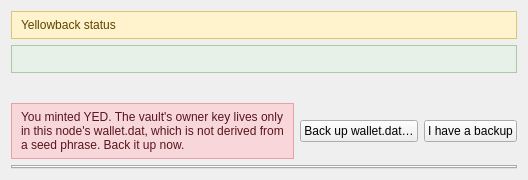
First picture: the form in src/yellowbacktab.ui, repository boyfromcave/yecwallet-dd, before the edit.
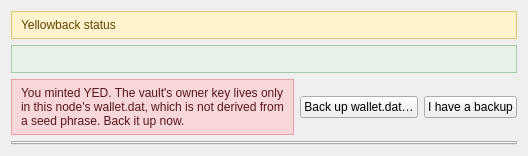
Second picture: the form after the edit.

Commit message: Yellowback tab layout: warnings only above the pages, a scrolling Overview, the trust statement behind an info button; About credits

Patch:
```diff
--- a/src/yellowbacktab.ui
+++ b/src/yellowbacktab.ui
@@ -19,14 +19,6 @@
      <property name="textInteractionFlags"><set>Qt::TextSelectableByMouse</set></property>
     </widget>
    </item>
-   <item>
-    <widget class="QLabel" name="lblNotes">
-     <property name="wordWrap"><bool>true</bool></property>
-     <property name="styleSheet"><string notr="true">QLabel { color: #444; padding: 2px 6px; }</string></property>
-     <property name="text"><string/></property>
-     <property name="textInteractionFlags"><set>Qt::TextSelectableByMouse</set></property>
-    </widget>
-   </item>
    <item>
     <widget class="QWidget" name="wBackupNag" native="true">
      <layout class="QHBoxLayout" name="backupLayout">
```
The commit also changes 7 other files.
